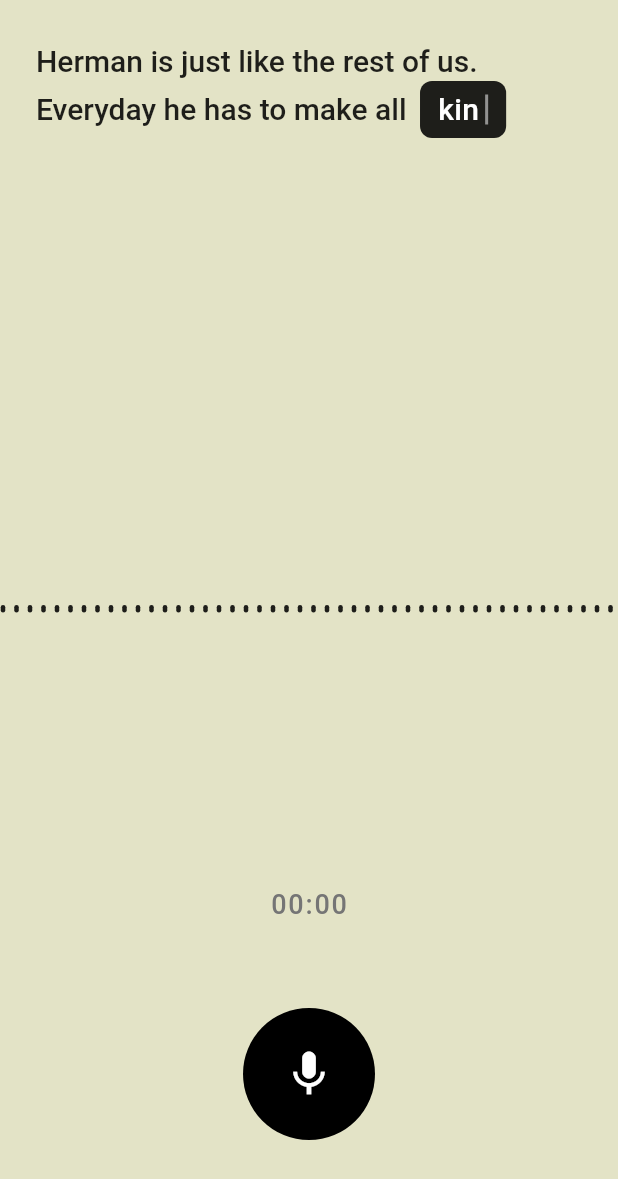
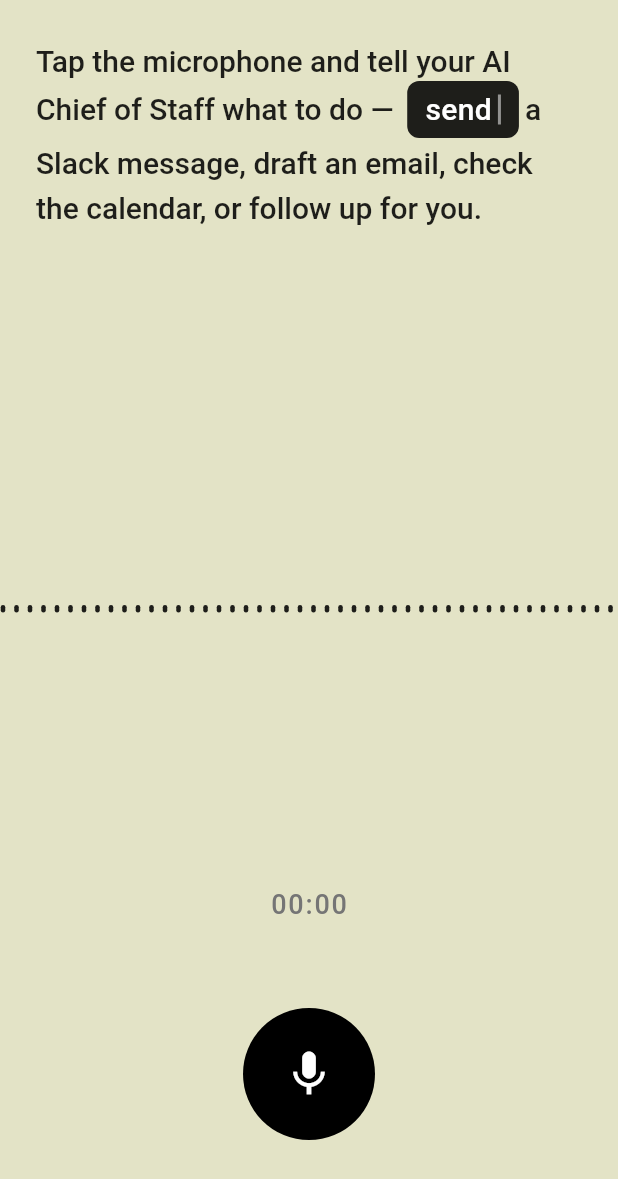
Before and after one commit to iva-mobile/client, a Flutter app: the screen it shows after launch, on a phone screen of 412 x 824 dp. Shown: the top 1179 px of the screen. Run offline on Flutter 3.47's test engine with Material 3 defaults, Android fonts, the phone set to English and light mode, and no system bars; our stand-ins replace speech_to_text; missing offline and left inert: record.

Commit message:
Live transcription UI: default onboarding text, highlight only during recording\n\n- Replace hard-coded demo transcript with onboarding instruction\n- Chip + blinking cursor now appear only when recording (isCursorVisible)\n- Toggle cursor visibility on recording lifecycle transitions\n- No changes to services; speech stream continues to update transcript in real time

```diff
--- a/lib/features/voice_to_text/view/voice_to_text_model.dart
+++ b/lib/features/voice_to_text/view/voice_to_text_model.dart
@@ -155,6 +155,7 @@ class VoiceToTextModelState extends ChangeNotifier implements VoiceToTextModel {
 
   @override
   void startRecording() {
+    toggleCursorVisibility(true);
     _beginRecording();
   }
 
@@ -165,6 +166,7 @@ class VoiceToTextModelState extends ChangeNotifier implements VoiceToTextModel {
     _pauseTimer(notify: false);
     audio?.pause();
     speech?.stopListening();
+    toggleCursorVisibility(false);
     notifyListeners();
   }
 
@@ -175,6 +177,7 @@ class VoiceToTextModelState extends ChangeNotifier implements VoiceToTextModel {
     _startTimer(notify: false);
     audio?.resume();
     speech?.startListening(partialResults: true);
+    toggleCursorVisibility(true);
     notifyListeners();
   }
 
@@ -186,6 +189,7 @@ class VoiceToTextModelState extends ChangeNotifier implements VoiceToTextModel {
     _teardownStreams();
     audio?.stop();
     speech?.stopListening();
+    toggleCursorVisibility(false);
     notifyListeners();
   }
 
@@ -199,6 +203,7 @@ class VoiceToTextModelState extends ChangeNotifier implements VoiceToTextModel {
     _setupStreams();
     audio?.start();
     speech?.startListening(partialResults: true);
+    toggleCursorVisibility(true);
     notifyListeners();
   }
 
@@ -212,6 +217,7 @@ class VoiceToTextModelState extends ChangeNotifier implements VoiceToTextModel {
     speech?.cancel();
     final previousState = _recordingState;
     _recordingState = RecordingState.idle;
+    toggleCursorVisibility(false);
     if (transcriptChanged ||
         timerChanged ||
         previousState != RecordingState.idle) {
--- a/lib/features/voice_to_text/view/voice_to_text_screen.dart
+++ b/lib/features/voice_to_text/view/voice_to_text_screen.dart
@@ -19,21 +19,35 @@ class VoiceToTextScreen extends StatelessWidget {
     return ChangeNotifierProvider<VoiceToTextModelState>(
       create: (context) => VoiceToTextModelState(
         initialTranscript: const [
-          'Herman',
-          'is',
-          'just',
-          'like',
+          'Tap',
           'the',
-          'rest',
+          'microphone',
+          'and',
+          'tell',
+          'your',
+          'AI',
+          'Chief',
           'of',
-          'us.',
-          'Everyday',
-          'he',
-          'has',
+          'Staff',
+          'what',
           'to',
-          'make',
-          'all',
-          'kin',
+          'do',
+          '—',
+          'send',
+          'a',
+          'Slack',
+          'message,',
+          'draft',
+          'an',
+          'email,',
+          'check',
+          'the',
+          'calendar,',
+          'or',
+          'follow',
+          'up',
+          'for',
+          'you.',
         ],
         initialActiveWordIndex: 14,
         audio: context.read<AudioCaptureService>(),
--- a/lib/features/voice_to_text/widget/text_display.dart
+++ b/lib/features/voice_to_text/widget/text_display.dart
@@ -32,7 +32,7 @@ class TextDisplayWidget extends StatelessWidget {
     for (var i = 0; i < transcript.length; i++) {
       final word = transcript[i];
 
-      if (i == activeWordIndex) {
+      if (isCursorVisible && i == activeWordIndex) {
         spans.add(
           WidgetSpan(
             alignment: PlaceholderAlignment.middle,
```
Also changed, not shown: 3 other files.
